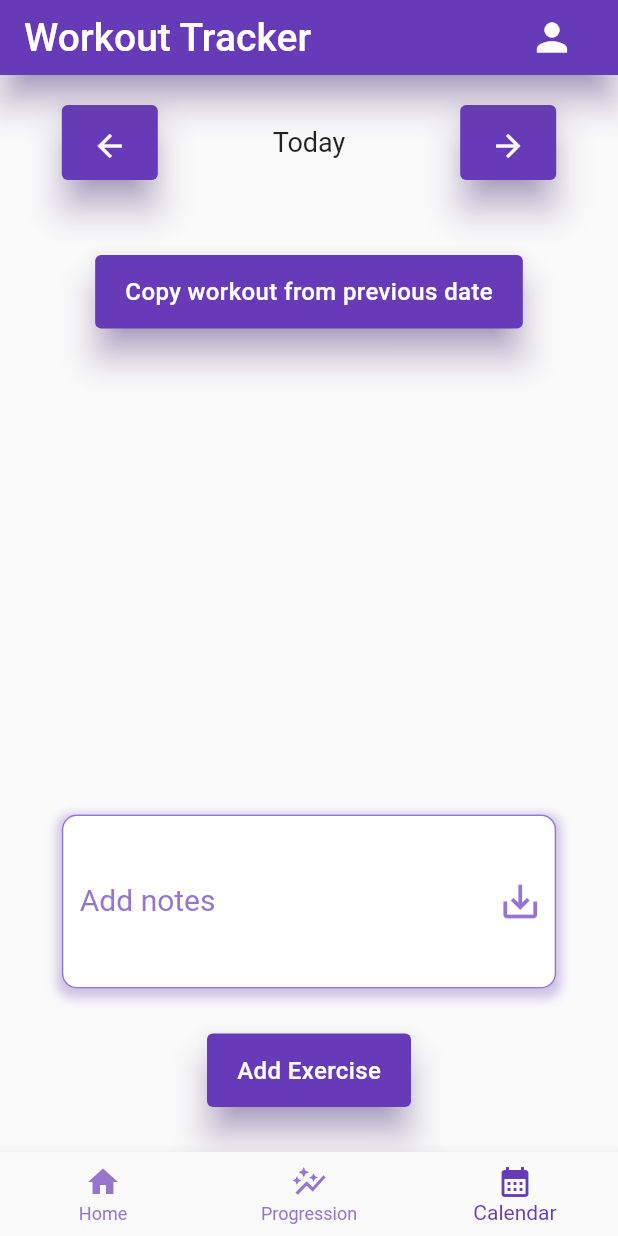
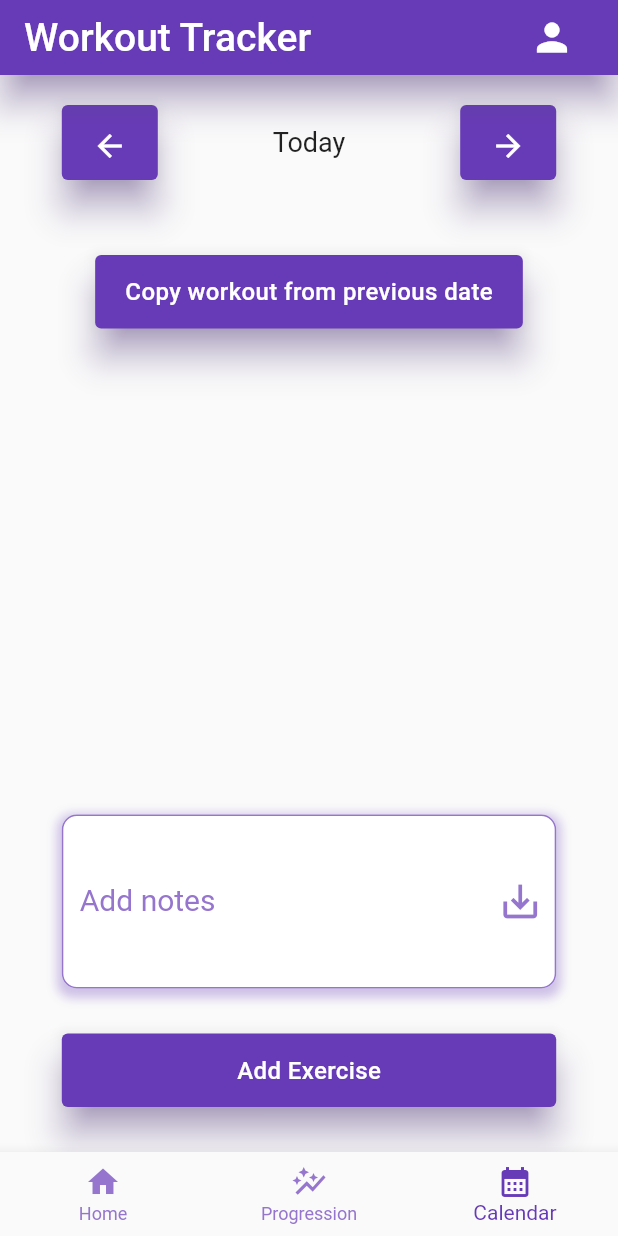
Before and after one commit to rpjuja/workout-logger-flutter, a Flutter app: the screen it shows once a user with an empty profile is signed in, item 3 of the bottom bar chosen, after a tap on "Add Exercise", on a phone screen of 412 x 824 dp. Run offline on Flutter 3.47's test engine with Material 2 defaults, Android fonts, the phone set to English and light mode, and no system bars; our stand-ins replace email_validator, firebase_auth, firebase_core, firebase_database, google_sign_in; accounts and stored records are empty; generated files the repository leaves out were written again.

Commit message:
Anroid skd version from 19 to 21, enable R8, moved the GestureDetector to the root of the app and widened buttons

```diff
--- a/lib/auth_widgets/auth_page.dart
+++ b/lib/auth_widgets/auth_page.dart
@@ -42,6 +42,8 @@ class _AuthPageState extends State<AuthPage> {
   @override
   Widget build(BuildContext context) {
     return Scaffold(
+      resizeToAvoidBottomInset:
+          false, // Prevents keyboard from resizing and overflowing the screen
       appBar: AppBar(
         elevation: 10,
         shadowColor: Colors.deepPurple[300],
@@ -101,7 +103,7 @@ class _AuthPageState extends State<AuthPage> {
                     child: Column(
                       children: [
                         Container(
-                          width: MediaQuery.of(context).size.width * 0.5,
+                          width: MediaQuery.of(context).size.width * 0.6,
                           margin: const EdgeInsets.only(bottom: 30),
                           child: TextFormField(
                             controller: _emailController,
@@ -118,7 +120,7 @@ class _AuthPageState extends State<AuthPage> {
                           ),
                         ),
                         Container(
-                          width: MediaQuery.of(context).size.width * 0.5,
+                          width: MediaQuery.of(context).size.width * 0.6,
                           // Smaller bottom margin for forgot password button below
                           margin: const EdgeInsets.only(bottom: 10),
                           child: TextFormField(
@@ -142,7 +144,7 @@ class _AuthPageState extends State<AuthPage> {
                         ),
                         !_loginMode
                             ? Container(
-                                width: MediaQuery.of(context).size.width * 0.5,
+                                width: MediaQuery.of(context).size.width * 0.6,
                                 // Add top margin to separate from other password field
                                 margin: const EdgeInsets.fromLTRB(0, 20, 0, 30),
                                 child: TextFormField(
@@ -172,7 +174,7 @@ class _AuthPageState extends State<AuthPage> {
                       ? Container(
                           alignment: Alignment.centerRight,
                           margin: EdgeInsets.fromLTRB(0, 0,
-                              MediaQuery.of(context).size.width * 0.25, 30),
+                              MediaQuery.of(context).size.width * 0.2, 30),
                           child: TextButton(
                               style: ButtonStyle(
                                   foregroundColor: MaterialStateProperty.all(
--- a/lib/home_page.dart
+++ b/lib/home_page.dart
@@ -37,8 +37,8 @@ class _HomePageState extends State<HomePage> with RestorationMixin {
         _user = FirebaseAuth.instance.currentUser!;
       });
     } on FirebaseAuthException catch (e) {
-      ScaffoldMessenger.of(context).showSnackBar(
-          SnackBar(content: Text(getAuthErrorMessage(e))));
+      ScaffoldMessenger.of(context)
+          .showSnackBar(SnackBar(content: Text(getAuthErrorMessage(e))));
     }
   }
 
@@ -68,9 +68,7 @@ class _HomePageState extends State<HomePage> with RestorationMixin {
 
   @override
   Widget build(BuildContext context) {
-    return GestureDetector(
-      onTap: () => FocusScope.of(context).unfocus() /* hide keyboard */,
-      child: Scaffold(
+    return Scaffold(
       appBar: const TopBar(),
       body: Column(
         children: [
@@ -78,10 +76,8 @@ class _HomePageState extends State<HomePage> with RestorationMixin {
               date: _selectedDate.value,
               dateAdded: _dateAdded,
               dateSubtracted: _dateSubtracted),
-              ExerciseList(
-                  userId: _user.uid, selectedDate: _selectedDate.value),
-              WorkoutNotes(
-                  userId: _user.uid, selectedDate: _selectedDate.value),
+          ExerciseList(userId: _user.uid, selectedDate: _selectedDate.value),
+          WorkoutNotes(userId: _user.uid, selectedDate: _selectedDate.value),
           AddExercise(
             userId: _user.uid,
             selectedDate: _selectedDate.value,
@@ -89,7 +85,7 @@ class _HomePageState extends State<HomePage> with RestorationMixin {
         ],
       ),
       bottomNavigationBar:
-              NavBar(date: _selectedDate.value, dateChanged: _dateChanged)),
+          NavBar(date: _selectedDate.value, dateChanged: _dateChanged),
     );
   }
 }
--- a/lib/main.dart
+++ b/lib/main.dart
@@ -5,9 +5,7 @@ import 'package:workout_logger_app/profile_widgets/profile_page.dart';
 import 'firebase_options.dart';
 import 'package:firebase_database/firebase_database.dart';
 
-import 'auth_widgets/auth_page.dart';
 import 'auth_widgets/auth_service.dart';
-import 'home_page.dart';
 
 FirebaseDatabase database = FirebaseDatabase.instance;
 
@@ -46,10 +44,16 @@ class _MyAppState extends State<MyApp> {
 
   @override
   Widget build(BuildContext context) {
-    return MaterialApp(
+    return GestureDetector(
+      // Dismiss keyboard when user taps outside of a text field
+      onTap: () {
+        FocusScope.of(context).requestFocus(FocusNode());
+      },
+      child: MaterialApp(
           title: 'Workout logger',
           theme: ThemeData(
-          colorScheme: ColorScheme.fromSwatch(primarySwatch: Colors.deepPurple)
+            colorScheme:
+                ColorScheme.fromSwatch(primarySwatch: Colors.deepPurple)
                     .copyWith(secondary: Colors.deepPurple[300]),
             textTheme: const TextTheme(
               titleLarge: TextStyle(fontSize: 26.0),
@@ -60,8 +64,12 @@ class _MyAppState extends State<MyApp> {
             dividerColor: Colors.deepPurple[200],
           ),
           debugShowCheckedModeBanner: false,
-        // Show the app once firebase has finished initializing
-        home: FutureBuilder(
+          // If firebase is already initialized, show the app directly
+          home: _initialized
+              // handelAuthState shows login page if user is not logged in, otherwise shows home page
+              ? AuthService().handleAuthState()
+              // If firebase is not initialized, show the app once firebase has finished initializing
+              : FutureBuilder(
                   future: _fbApp,
                   builder: (context, snapshot) {
                     if (snapshot.hasError) {
@@ -71,7 +79,6 @@ class _MyAppState extends State<MyApp> {
                     } else if (snapshot.hasData) {
                       setPersistence();
                       return _initialized
-                    // handelAuthState shows login page if user is not logged in, otherwise shows home page
                           ? AuthService().handleAuthState()
                           : const Center(child: CircularProgressIndicator());
                     } else {
@@ -81,9 +88,8 @@ class _MyAppState extends State<MyApp> {
                     }
                   }),
           routes: {
-          '/home': (context) => const HomePage(),
-          '/auth': (context) => const AuthPage(),
             '/profile': (context) => const ProfilePage(),
-        });
+          }),
+    );
   }
 }
--- a/lib/profile_widgets/profile_page.dart
+++ b/lib/profile_widgets/profile_page.dart
@@ -86,12 +86,14 @@ class _ProfilePageState extends State<ProfilePage> {
                           text: "Email: ",
                           style: TextStyle(
                             fontSize: 20,
+                            color: Colors.black,
                           ),
                         ),
                         TextSpan(
                           text: _user.email,
                           style: const TextStyle(
                             fontSize: 20,
+                            color: Colors.black,
                           ),
                         ),
                         // Add an edit email button if the user is signed in using email and password
--- a/lib/workout_widgets/add_exercise.dart
+++ b/lib/workout_widgets/add_exercise.dart
@@ -87,7 +87,9 @@ class _AddExerciseState extends State<AddExercise> {
         alignment: MainAxisAlignment.center,
         buttonPadding: const EdgeInsets.all(30.0),
         children: [
-        ElevatedButton(
+          SizedBox(
+            width: MediaQuery.of(context).size.width * 0.8,
+            child: ElevatedButton(
               key: const Key('addExerciseButton'),
               style: ButtonStyles.shadowPadding,
               onPressed: () {
@@ -119,14 +121,16 @@ class _AddExerciseState extends State<AddExercise> {
                                 ),
                               ),
                               Row(
-                            mainAxisAlignment: MainAxisAlignment.spaceEvenly,
+                                mainAxisAlignment:
+                                    MainAxisAlignment.spaceEvenly,
                                 children: [
                                   Expanded(
                                     child: TextFormField(
                                       key: const Key('exerciseSetsField'),
                                       controller: _setsController,
                                       validator: (value) {
-                                    if (value == null || !_isNumeric(value)) {
+                                        if (value == null ||
+                                            !_isNumeric(value)) {
                                           return 'Please enter a number';
                                         }
                                         return null;
@@ -146,7 +150,8 @@ class _AddExerciseState extends State<AddExercise> {
                                       key: const Key('exerciseRepsField'),
                                       controller: _repsController,
                                       validator: (value) {
-                                    if (value == null || !_isNumeric(value)) {
+                                        if (value == null ||
+                                            !_isNumeric(value)) {
                                           return 'Please enter a number';
                                         }
                                         return null;
@@ -166,7 +171,8 @@ class _AddExerciseState extends State<AddExercise> {
                                       key: const Key('exerciseWeightField'),
                                       controller: _weightController,
                                       validator: (value) {
-                                    if (value == null || !_isNumeric(value)) {
+                                        if (value == null ||
+                                            !_isNumeric(value)) {
                                           return 'Please enter a number';
                                         }
                                         return null;
@@ -207,7 +213,7 @@ class _AddExerciseState extends State<AddExercise> {
               },
               child: const Text('Add Exercise'),
             ),
-      ],
-    );
+          ),
+        ]);
   }
 }
```
Also changed, not shown: 2 other files. Lines whose indentation alone changed are shown as unchanged.
